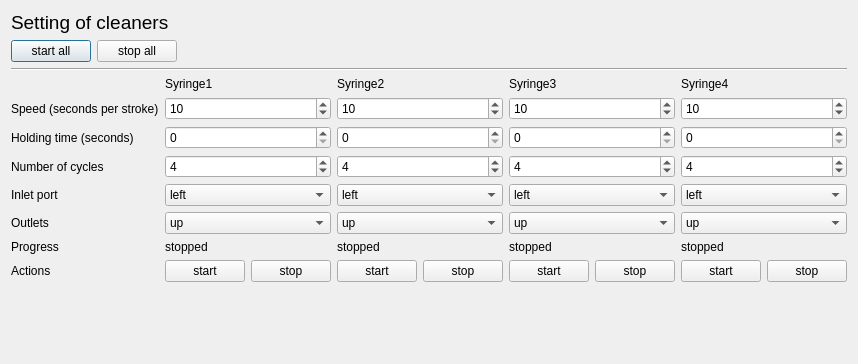
This is cleaner_dialog.ui in jackey-qiu/PSD_controller as Qt 5 draws it before an edit. The edited form follows.
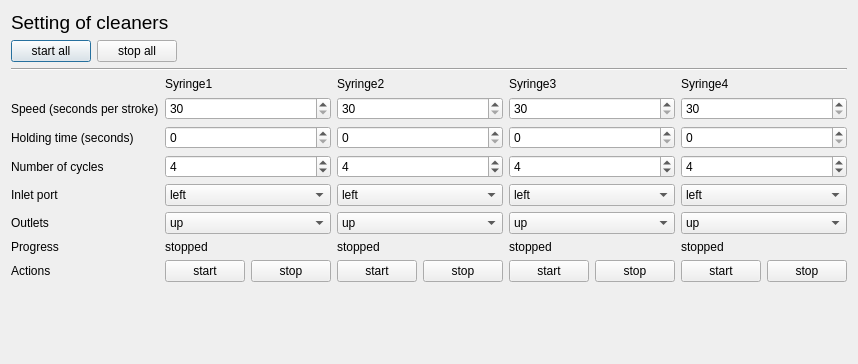
This is the edited form.

What changed in the file:
```diff
--- a/cleaner_dialog.ui
+++ b/cleaner_dialog.ui
@@ -6,7 +6,7 @@
    <rect>
     <x>0</x>
     <y>0</y>
-    <width>801</width>
+    <width>808</width>
     <height>364</height>
    </rect>
   </property>
@@ -238,52 +238,52 @@
      <item row="1" column="1">
       <widget class="QSpinBox" name="spinBox_speed_syringe_1">
        <property name="minimum">
-        <number>5</number>
+        <number>30</number>
        </property>
        <property name="maximum">
         <number>10000</number>
        </property>
        <property name="value">
-        <number>10</number>
+        <number>30</number>
        </property>
       </widget>
      </item>
      <item row="1" column="2">
       <widget class="QSpinBox" name="spinBox_speed_syringe_2">
        <property name="minimum">
-        <number>5</number>
+        <number>30</number>
        </property>
        <property name="maximum">
         <number>10000</number>
        </property>
        <property name="value">
-        <number>10</number>
+        <number>30</number>
        </property>
       </widget>
      </item>
      <item row="1" column="3">
       <widget class="QSpinBox" name="spinBox_speed_syringe_3">
        <property name="minimum">
-        <number>5</number>
+        <number>30</number>
        </property>
        <property name="maximum">
         <number>10000</number>
        </property>
        <property name="value">
-        <number>10</number>
+        <number>30</number>
        </property>
       </widget>
      </item>
      <item row="1" column="4">
       <widget class="QSpinBox" name="spinBox_speed_syringe_4">
        <property name="minimum">
-        <number>5</number>
+        <number>30</number>
        </property>
        <property name="maximum">
         <number>10000</number>
        </property>
        <property name="value">
-        <number>10</number>
+        <number>30</number>
        </property>
       </widget>
      </item>
```
